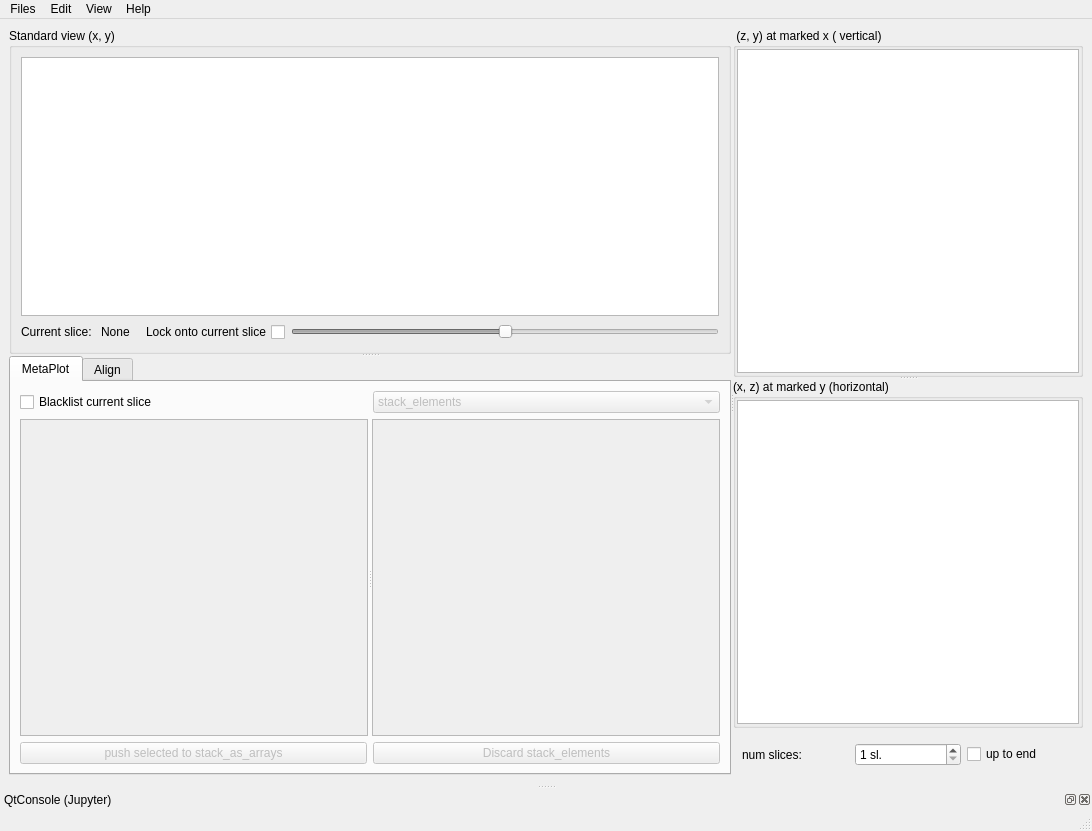
The window that ui/MainWindow.ui (sem-geologist/FIB-data-cleaner) describes before a commit, drawn with Qt 5.
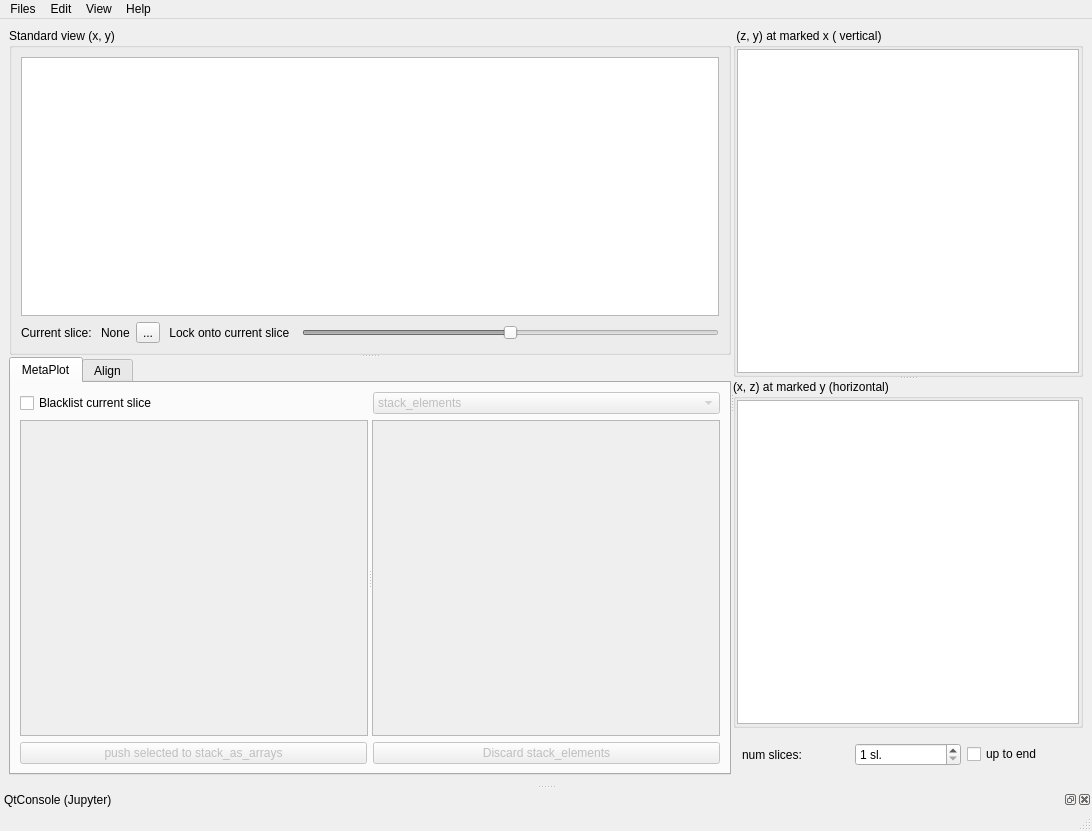
The same window after the commit. Custom widgets are drawn as their Qt base class.

Patch:
```diff
--- a/ui/MainWindow.ui
+++ b/ui/MainWindow.ui
@@ -54,33 +54,7 @@
            </property>
           </widget>
          </item>
-         <item row="1" column="1">
-          <widget class="QLabel" name="current_slice_n">
-           <property name="sizePolicy">
-            <sizepolicy hsizetype="Preferred" vsizetype="Preferred">
-             <horstretch>0</horstretch>
-             <verstretch>0</verstretch>
-            </sizepolicy>
-           </property>
-           <property name="text">
-            <string>None</string>
-           </property>
-          </widget>
-         </item>
-         <item row="1" column="2">
-          <widget class="QCheckBox" name="slice_lock">
-           <property name="toolTip">
-            <string/>
-           </property>
-           <property name="layoutDirection">
-            <enum>Qt::RightToLeft</enum>
-           </property>
-           <property name="text">
-            <string> Lock onto current slice</string>
-           </property>
-          </widget>
-         </item>
-         <item row="1" column="3">
+         <item row="1" column="5">
           <widget class="QSlider" name="transparency_slider">
            <property name="enabled">
             <bool>false</bool>
@@ -102,6 +76,48 @@
            </property>
           </widget>
          </item>
+         <item row="1" column="3">
+          <widget class="QLabel" name="lock_text">
+           <property name="text">
+            <string> Lock onto current slice</string>
+           </property>
+          </widget>
+         </item>
+         <item row="0" column="0" colspan="6">
+          <widget class="ImageView" name="slice_iv"/>
+         </item>
+         <item row="1" column="1">
+          <widget class="QLabel" name="current_slice_n">
+           <property name="sizePolicy">
+            <sizepolicy hsizetype="Preferred" vsizetype="Preferred">
+             <horstretch>0</horstretch>
+             <verstretch>0</verstretch>
+            </sizepolicy>
+           </property>
+           <property name="text">
+            <string>None</string>
+           </property>
+          </widget>
+         </item>
+         <item row="1" column="2">
+          <widget class="QToolButton" name="slice_lock">
+           <property name="toolTip">
+            <string/>
+           </property>
+           <property name="layoutDirection">
+            <enum>Qt::RightToLeft</enum>
+           </property>
+           <property name="text">
+            <string>...</string>
+           </property>
+           <property name="checkable">
+            <bool>true</bool>
+           </property>
+           <property name="checked">
+            <bool>false</bool>
+           </property>
+          </widget>
+         </item>
         </layout>
        </widget>
        <widget class="QTabWidget" name="tabWidget">
```
Left out of the diff: 22 changed lines with no effect on the pictures.
